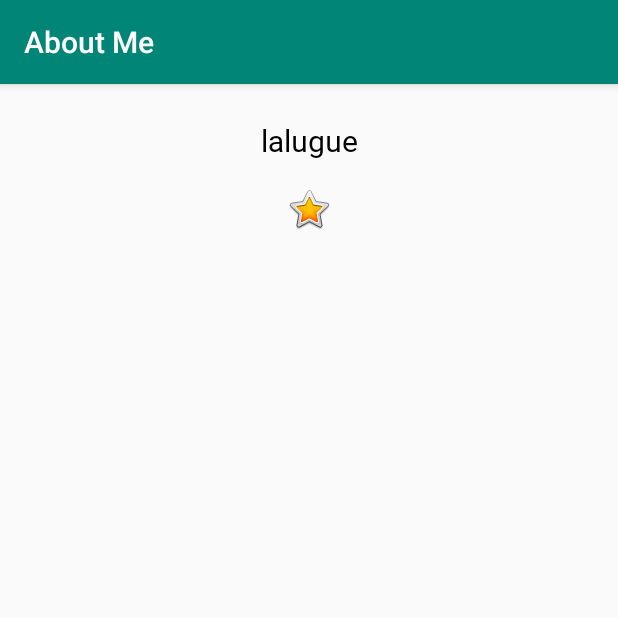
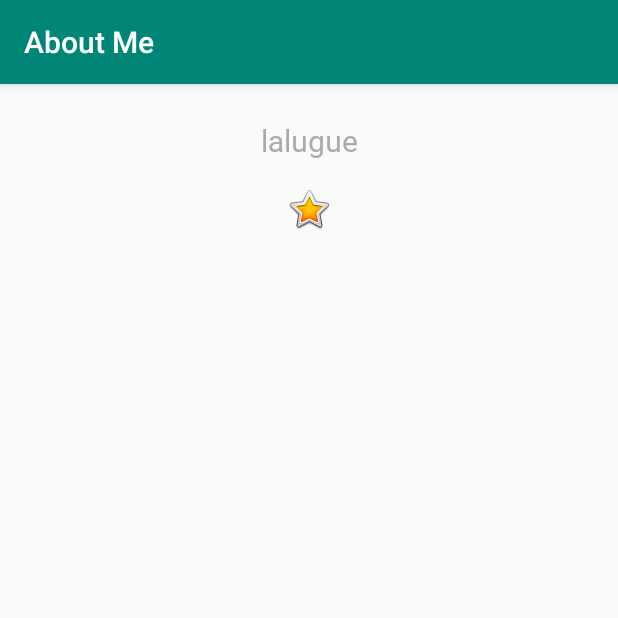
Before and after one commit to lalugue/AndroidAboutMe, an Android app: the screen it shows after launch (MainActivity), on a phone screen of 412 x 824 dp, the top half of it. Run offline under Robolectric (Android 15) with nearby library versions, the phone set to English and light mode, and no system bars.

Commit message:
change color of text in NameStyle

```diff
--- a/app/src/main/res/values/styles.xml
+++ b/app/src/main/res/values/styles.xml
@@ -12,7 +12,7 @@
         <item name="android:layout_marginTop">@dimen/layout_margin</item>
         <item name="android:fontFamily">@font/roboto</item>
         <item name="android:paddingTop">@dimen/small_padding</item>
-        <item name="android:textColor">@android:color/black</item>
+        <item name="android:textColor">@android:color/darker_gray</item>
         <item name="android:textSize">@dimen/text_size</item>
     </style>
 
```
